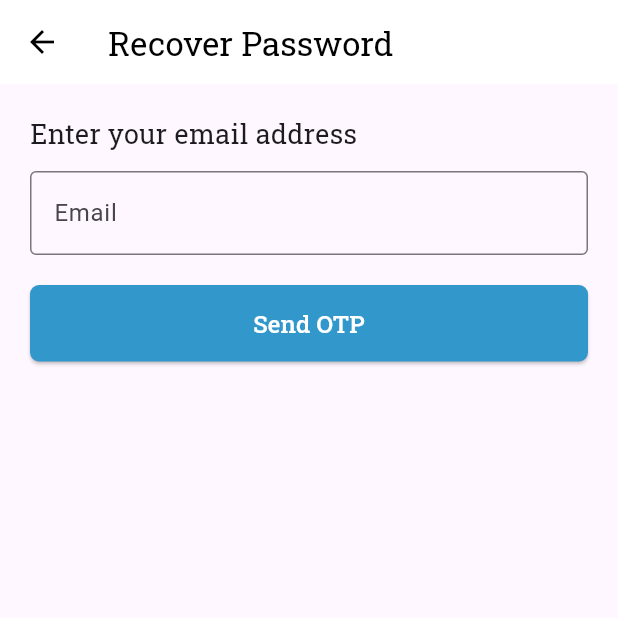
After one commit to userman105/cdl-exam-app-flutter-frontend, a Flutter app: the LoginPage screen opened directly, after a tap on "Forgot password?", on a phone screen of 412 x 824 dp, the top half of it. The commit adds this screen. Run offline on Flutter 3.47's test engine with Material 3 defaults, Android fonts, the phone set to English and light mode, and no system bars; our stand-ins replace awesome_snackbar_content, dio, flutter_bloc, flutter_secure_storage, flutter_svg, google_fonts and 3 more; accounts and stored records are empty; project files that could hold a hidden picture were left out.

Commit message:
Password Recovery Flow

```diff
--- a/lib/blocs/auth_cubit.dart
+++ b/lib/blocs/auth_cubit.dart
@@ -43,6 +43,13 @@ class AuthError extends AuthState {
 
 class AuthGuest extends AuthState {}
 
+class AuthNeedsVerification extends AuthState {
+  final String email;
+  final String password; // add this
+
+  AuthNeedsVerification({required this.email, required this.password});
+}
+
 /// =====================
 /// Auth Cubit
 /// =====================
@@ -53,7 +60,7 @@ class AuthCubit extends Cubit<AuthState> {
   final _storage = const FlutterSecureStorage();
   AuthAuthenticated? _lastAuthenticated;
 
-  /// Unified Dio client
+
   final Dio _dio = Dio(
     BaseOptions(
       baseUrl: "http://10.0.2.2:3333",
@@ -67,16 +74,47 @@ class AuthCubit extends Cubit<AuthState> {
   void continueAsGuest() => emit(AuthGuest());
 
   /// Login
-  Future<void> login(String email, String password) async {
+  Future<void> login({
+    required String email,
+    required String password,
+  }) async {
     emit(AuthLoading());
+
     try {
-      final response = await _dio.post("/login", data: {
+      final response = await _dio.post(
+        "/login",
+        data: {
           "email": email,
           "password": password,
-      });
+        },
+        options: Options(
+          validateStatus: (status) {
+            // Accept 200 and 403 (unverified)
+            return status == 200 || status == 403;
+          },
+        ),
+      );
 
-      final username = response.data["user"]?["userName"] ?? "User";
-      final token = response.data["token"]?["token"];
+      final data = response.data;
+
+      if (response.statusCode == 403) {
+        final errorMsg = (data["error"] ?? data["message"] ?? "").toString().toLowerCase();
+
+        // redirect if the message indicates verification needed
+        if (errorMsg.contains("verify") || errorMsg.contains("unverified")) {
+          emit(AuthNeedsVerification(email: email, password: password));
+          return;
+        }
+
+        // fallback for other 403s
+        emit(AuthError(errorMsg.isNotEmpty ? errorMsg : "Forbidden"));
+        return;
+      }
+
+
+      if (response.statusCode == 200) {
+        final username = data["user"]?["userName"] ?? "User";
+        final token = data["token"]?["token"];
 
         if (token != null) {
           await _storage.write(key: "auth_token", value: token);
@@ -84,26 +122,37 @@ class AuthCubit extends Cubit<AuthState> {
         } else {
           emit(AuthError("Invalid response: token missing"));
         }
+        return;
+      }
+
+      emit(AuthError(data["error"] ?? "Login failed"));
+    } on DioException catch (e) {
+      final msg = e.response?.data?["error"] ?? e.message;
+      emit(AuthError("Login failed: $msg"));
     } catch (e) {
       emit(AuthError("Login exception: $e"));
     }
   }
 
-  /// Common success handler
+
+
+
+
+
   void loginSuccess(String username, String token) {
     final authState = AuthAuthenticated(username: username, token: token);
     _lastAuthenticated = authState;
     emit(authState);
   }
 
-  /// Update local profile photo
+
   void updateProfilePhoto(String filePath) {
     if (state is AuthAuthenticated) {
       emit((state as AuthAuthenticated).copyWith(profilePath: filePath));
     }
   }
 
-  /// Update profile details
+
   Future<void> updateProfile({
     String? userName,
     String? mobileNumber,
@@ -157,13 +206,13 @@ class AuthCubit extends Cubit<AuthState> {
     emit(AuthInitial());
   }
 
-  /// Google login
+
   void googleLogin(String username, String token) {
     emit(AuthLoading());
     loginSuccess(username, token);
   }
 
-  /// Check token
+
   static Future<bool> checkTokenWithBackend(String token) async {
     final dio = Dio(BaseOptions(baseUrl: "http://10.0.2.2:3333"));
     try {
@@ -177,7 +226,7 @@ class AuthCubit extends Cubit<AuthState> {
     }
   }
 
-  /// Register user
+
   Future<Map<String, dynamic>> registerUser({
     required String fName,
     required String lName,
@@ -201,7 +250,7 @@ class AuthCubit extends Cubit<AuthState> {
     }
   }
 
-  /// Verify email
+
   Future<Map<String, dynamic>> verifyEmail({
     required String email,
     required String otp,
@@ -221,7 +270,7 @@ class AuthCubit extends Cubit<AuthState> {
     }
   }
 
-  /// Request OTP (resend or new email)
+
   Future<Map<String, dynamic>> requestOtp({
     required String oldEmail,
     String? newEmail,
@@ -242,7 +291,6 @@ class AuthCubit extends Cubit<AuthState> {
     }
   }
 
-  /// Update email
   Future<Map<String, dynamic>> updateEmail({
     required String oldEmail,
     required String newEmail,
@@ -264,4 +312,70 @@ class AuthCubit extends Cubit<AuthState> {
     }
   }
 
+  ///=============
+  ///password recovery
+  ///=============
+
+  Future<Map<String, dynamic>> requestPasswordReset(String email) async {
+    try {
+      final response = await _dio.post(
+        "/auth/request-password-reset",
+        data: {"email": email},
+      );
+      return {"success": true, "message": response.data["message"]};
+    } on DioException catch (e) {
+      return {
+        "success": false,
+        "error": e.response?.data["error"] ?? "Failed to send OTP",
+      };
+    } catch (e) {
+      return {"success": false, "error": e.toString()};
     }
+  }
+
+  /// Step 2: Verify OTP
+  Future<Map<String, dynamic>> verifyPasswordResetOtp({
+    required String email,
+    required String otp,
+  }) async {
+    try {
+      final response = await _dio.post(
+        "/auth/verify-reset-otp",
+        data: {"email": email, "otp": otp},
+      );
+      return {"success": true, "message": response.data["message"]};
+    } on DioException catch (e) {
+      return {
+        "success": false,
+        "error": e.response?.data["error"] ?? "Invalid OTP",
+      };
+    } catch (e) {
+      return {"success": false, "error": e.toString()};
+    }
+  }
+
+  /// Step 3: Reset Password
+  Future<Map<String, dynamic>> resetPassword({
+    required String email,
+    required String otp,
+    required String newPassword,
+  }) async {
+    try {
+      final response = await _dio.post(
+        "/auth/reset-password",
+        data: {"email": email, "otp": otp, "newPassword": newPassword},
+      );
+      return {"success": true, "message": response.data["message"]};
+    } on DioException catch (e) {
+      return {
+        "success": false,
+        "error": e.response?.data["error"] ?? "Failed to reset password",
+      };
+    } catch (e) {
+      return {"success": false, "error": e.toString()};
+    }
+  }
+
+
+
+}
--- /dev/null
+++ b/lib/password_recovery.dart
@@ -0,0 +1,200 @@
+import 'package:flutter/material.dart';
+import 'package:flutter_bloc/flutter_bloc.dart';
+import 'package:google_fonts/google_fonts.dart';
+import 'blocs/auth_cubit.dart'; // adjust path
+
+/// ================================
+/// Recover Password Screen
+/// ================================
+class RecoverPasswordScreen extends StatefulWidget {
+  const RecoverPasswordScreen({super.key});
+
+  @override
+  State<RecoverPasswordScreen> createState() => _RecoverPasswordScreenState();
+}
+
+class _RecoverPasswordScreenState extends State<RecoverPasswordScreen> {
+  final emailController = TextEditingController();
+  bool _isLoading = false;
+
+  Future<void> _requestOtp() async {
+    final email = emailController.text.trim();
+
+    if (email.isEmpty) {
+      ScaffoldMessenger.of(context).showSnackBar(
+        const SnackBar(content: Text("Please enter your email")),
+      );
+      return;
+    }
+
+    setState(() => _isLoading = true);
+
+    final authCubit = context.read<AuthCubit>();
+    final result = await authCubit.requestPasswordReset(email);
+
+    setState(() => _isLoading = false);
+
+    if (result["success"] == true) {
+      ScaffoldMessenger.of(context).showSnackBar(
+        SnackBar(content: Text("OTP sent to $email")),
+      );
+
+      Navigator.push(
+        context,
+        MaterialPageRoute(
+          builder: (_) => ResetPasswordScreen(email: email),
+        ),
+      );
+    } else {
+      ScaffoldMessenger.of(context).showSnackBar(
+        SnackBar(content: Text(result["error"] ?? "Failed to send OTP")),
+      );
+    }
+  }
+
+  @override
+  Widget build(BuildContext context) {
+    return Scaffold(
+      appBar: AppBar(
+        title: Text("Recover Password", style: GoogleFonts.robotoSlab()),
+        backgroundColor: Colors.white,
+        foregroundColor: Colors.black,
+        elevation: 0,
+      ),
+      body: Padding(
+        padding: const EdgeInsets.all(20),
+        child: Column(
+          crossAxisAlignment: CrossAxisAlignment.stretch,
+          children: [
+            Text("Enter your email address", style: GoogleFonts.robotoSlab(fontSize: 18)),
+            const SizedBox(height: 12),
+            TextField(
+              controller: emailController,
+              keyboardType: TextInputType.emailAddress,
+              decoration: const InputDecoration(
+                border: OutlineInputBorder(),
+                labelText: "Email",
+              ),
+            ),
+            const SizedBox(height: 20),
+            ElevatedButton(
+              onPressed: _isLoading ? null : _requestOtp,
+              style: ElevatedButton.styleFrom(
+                backgroundColor: const Color(0xFF3298CB),
+                foregroundColor: Colors.white,
+                padding: const EdgeInsets.symmetric(vertical: 14),
+                shape: RoundedRectangleBorder(borderRadius: BorderRadius.circular(6)),
+              ),
+              child: _isLoading
+                  ? const CircularProgressIndicator(color: Colors.white)
+                  : Text("Send OTP", style: GoogleFonts.robotoSlab(fontSize: 16)),
+            ),
+          ],
+        ),
+      ),
+    );
+  }
+}
+
+/// ================================
+/// Reset Password Screen
+/// ================================
+class ResetPasswordScreen extends StatefulWidget {
+  final String email;
+
+  const ResetPasswordScreen({super.key, required this.email});
+
+  @override
+  State<ResetPasswordScreen> createState() => _ResetPasswordScreenState();
+}
+
+class _ResetPasswordScreenState extends State<ResetPasswordScreen> {
+  final otpController = TextEditingController();
+  final newPasswordController = TextEditingController();
+  bool _isLoading = false;
+
+  Future<void> _resetPassword() async {
+    final otp = otpController.text.trim();
+    final newPassword = newPasswordController.text.trim();
+
+    if (otp.isEmpty || newPassword.isEmpty) {
+      ScaffoldMessenger.of(context).showSnackBar(
+        const SnackBar(content: Text("Please enter OTP and new password")),
+      );
+      return;
+    }
+
+    setState(() => _isLoading = true);
+
+    final authCubit = context.read<AuthCubit>();
+    final result = await authCubit.resetPassword(
+      email: widget.email,
+      otp: otp,
+      newPassword: newPassword,
+    );
+
+    setState(() => _isLoading = false);
+
+    if (result["success"] == true) {
+      ScaffoldMessenger.of(context).showSnackBar(
+        const SnackBar(content: Text("Password reset successfully!")),
+      );
+      Navigator.pop(context); // go back to login
+    } else {
+      ScaffoldMessenger.of(context).showSnackBar(
+        SnackBar(content: Text(result["error"] ?? "Reset failed")),
+      );
+    }
+  }
+
+  @override
+  Widget build(BuildContext context) {
+    return Scaffold(
+      appBar: AppBar(
+        title: Text("Reset Password", style: GoogleFonts.robotoSlab()),
+        backgroundColor: Colors.white,
+        foregroundColor: Colors.black,
+      ),
+      body: Padding(
+        padding: const EdgeInsets.all(20),
+        child: Column(
+          children: [
+            Text(
+              "Enter the OTP sent to ${widget.email}",
+              style: GoogleFonts.robotoSlab(fontSize: 16),
+            ),
+            const SizedBox(height: 16),
+            TextField(
+              controller: otpController,
+              decoration: const InputDecoration(
+                border: OutlineInputBorder(),
+                labelText: "OTP",
+              ),
+            ),
+            const SizedBox(height: 16),
+            TextField(
+              controller: newPasswordController,
+              obscureText: true,
+              decoration: const InputDecoration(
+                border: OutlineInputBorder(),
+                labelText: "New Password",
+              ),
+            ),
+            const SizedBox(height: 20),
+            ElevatedButton(
+              onPressed: _isLoading ? null : _resetPassword,
+              style: ElevatedButton.styleFrom(
+                backgroundColor: const Color(0xFF3298CB),
+                foregroundColor: Colors.white,
+                padding: const EdgeInsets.symmetric(vertical: 14),
+              ),
+              child: _isLoading
+                  ? const CircularProgressIndicator(color: Colors.white)
+                  : Text("Reset Password", style: GoogleFonts.robotoSlab(fontSize: 16)),
+            ),
+          ],
+        ),
+      ),
+    );
+  }
+}
--- a/lib/signIn_screen.dart
+++ b/lib/signIn_screen.dart
@@ -2,6 +2,7 @@ import 'dart:convert';
 import 'package:flutter_secure_storage/flutter_secure_storage.dart';
 import 'package:cdl_flutter/first_screen.dart';
 import 'package:cdl_flutter/home_screen.dart';
+import 'package:cdl_flutter/verify_otp_screen.dart';
 import 'package:flutter/gestures.dart';
 import 'package:flutter/material.dart';
 import 'package:flutter_bloc/flutter_bloc.dart';
@@ -9,6 +10,7 @@ import 'package:google_fonts/google_fonts.dart';
 import 'package:google_sign_in/google_sign_in.dart';
 import 'package:http/http.dart' as http;
 import '../blocs/auth_cubit.dart';
+import 'password_recovery.dart';
 
 class LoginPage extends StatefulWidget {
   const LoginPage({super.key});
@@ -27,11 +29,11 @@ class _LoginPageState extends State<LoginPage> {
 
   /// Email validation
   bool _validateEmail(String email) {
-    final emailRegex = RegExp(r"^[\w-\.]+@([\w-]+\.)+[\w-]{2,4}$");
+    final emailRegex = RegExp(r"^[\w-.]+@([\w-]+\.)+[\w-]{2,4}$");
     return emailRegex.hasMatch(email);
   }
 
-
+  /// Google Sign-In (unchanged)
   Future<void> _signInWithGoogle(BuildContext context) async {
     try {
       final googleSignIn = GoogleSignIn(scopes: ['email', 'profile']);
@@ -74,9 +76,8 @@ class _LoginPageState extends State<LoginPage> {
     }
   }
 
-
   /// Email/password login
-  void _loginWithBackend(BuildContext context) async {
+  void _loginWithBackend(BuildContext context) {
     final email = emailController.text.trim();
     final password = passwordController.text.trim();
 
@@ -92,37 +93,11 @@ class _LoginPageState extends State<LoginPage> {
       return;
     }
 
-    try {
-      final response = await http.post(
-        Uri.parse("http://10.0.2.2:3333/login"),
-        headers: {"Content-Type": "application/json"},
-        body: jsonEncode({"email": email, "password": password}),
-      );
-
-      if (response.statusCode == 200) {
-        final data = jsonDecode(response.body);
-
-        final username = data["user"]["userName"] ?? "User";
-        final token = data["token"]["token"];
-
-        context.read<AuthCubit>().loginSuccess(username, token);
-
-        Navigator.pushReplacement(
-          context,
-          MaterialPageRoute(builder: (_) => const HomeScreen()),
-        );
-      } else {
-        ScaffoldMessenger.of(context).showSnackBar(
-          SnackBar(content: Text("Login failed: ${response.body}")),
+    context.read<AuthCubit>().login(
+      email: emailController.text.trim(),
+      password: passwordController.text.trim(),
     );
   }
-    } catch (e) {
-      ScaffoldMessenger.of(context).showSnackBar(
-        SnackBar(content: Text("Error: $e")),
-      );
-    }
-  }
-
 
   @override
   Widget build(BuildContext context) {
@@ -134,7 +109,6 @@ class _LoginPageState extends State<LoginPage> {
       body: BlocListener<AuthCubit, AuthState>(
         listener: (context, state) async {
           if (state is AuthAuthenticated) {
-
             const storage = FlutterSecureStorage();
             if (_rememberMe) {
               await storage.write(key: "auth_token", value: state.token);
@@ -145,6 +119,18 @@ class _LoginPageState extends State<LoginPage> {
               context,
               MaterialPageRoute(builder: (_) => const HomeScreen()),
             );
+          } else if (state is AuthNeedsVerification) {
+            WidgetsBinding.instance.addPostFrameCallback((_) {
+              Navigator.pushReplacement(
+                context,
+                MaterialPageRoute(
+                  builder: (_) => VerifyOtpScreen(
+                    email: state.email,
+                    password: state.password,
+                  ),
+                ),
+              );
+            });
           } else if (state is AuthError) {
             ScaffoldMessenger.of(context).showSnackBar(
               SnackBar(content: Text(state.message)),
@@ -273,9 +259,10 @@ class _LoginPageState extends State<LoginPage> {
               ),
               const SizedBox(height: 16),
 
-              // Sign up link
-              Center(
-                child: RichText(
+              // Sign up + Forgot password stacked center
+              Column(
+                children: [
+                  RichText(
                     text: TextSpan(
                       text: "Don't have an account? ",
                       style: GoogleFonts.robotoSlab(
@@ -295,13 +282,34 @@ class _LoginPageState extends State<LoginPage> {
                               Navigator.push(
                                 context,
                                 MaterialPageRoute(
-                                  builder: (_) => const SplashScreen()),
+                                  builder: (_) => const SplashScreen(),
+                                ),
                               );
                             },
                         ),
                       ],
                     ),
                   ),
+                  const SizedBox(height: 8),
+                  TextButton(
+                    onPressed: () {
+                      Navigator.push(
+                        context,
+                        MaterialPageRoute(
+                          builder: (_) => const RecoverPasswordScreen(),
+                        ),
+                      );
+                    },
+                    child: Text(
+                      "Forgot password?",
+                      style: GoogleFonts.robotoSlab(
+                        fontSize: 14,
+                        color: const Color(0xFF3298CB),
+                        decoration: TextDecoration.underline,
+                      ),
+                    ),
+                  ),
+                ],
               ),
             ],
           ),
--- a/lib/verify_otp_screen.dart
+++ b/lib/verify_otp_screen.dart
@@ -9,7 +9,11 @@ class VerifyOtpScreen extends StatefulWidget {
   final String email;
   final String password;
 
-  const VerifyOtpScreen({super.key, required this.email, required this.password});
+  const VerifyOtpScreen({
+    super.key,
+    required this.email,
+    required this.password,
+  });
 
   @override
   State<VerifyOtpScreen> createState() => _VerifyOtpScreenState();
@@ -27,9 +31,19 @@ class _VerifyOtpScreenState extends State<VerifyOtpScreen> {
   void initState() {
     super.initState();
     currentEmail = widget.email;
-    _sendOtp(); // send automatically on entry
+
+
+    WidgetsBinding.instance.addPostFrameCallback((_) {
+      _sendOtp();
+    });
   }
 
+  @override
+  void dispose() {
+    _timer?.cancel();
+    otpController.dispose();
+    super.dispose();
+  }
 
   void _startTimer() {
     _timer?.cancel();
@@ -52,23 +66,27 @@ class _VerifyOtpScreenState extends State<VerifyOtpScreen> {
     final authCubit = context.read<AuthCubit>();
     final messenger = ScaffoldMessenger.of(context);
 
+    print("📨 Sending OTP request for $currentEmail...");
 
     _startTimer();
 
-    final result = await authCubit.requestOtp(newEmail: currentEmail, oldEmail: '');
+    final result = await authCubit.requestOtp(
+      oldEmail: currentEmail,
+      newEmail: null,
+    );
+
+    print("OTP response: $result");
+
     if (!mounted) return;
 
     if (result["success"] == true) {
       messenger.showSnackBar(
         SnackBar(content: Text("OTP sent to $currentEmail")),
       );
-
     } else {
       messenger.showSnackBar(
         SnackBar(content: Text(result["error"] ?? "Failed to send OTP")),
       );
-
-      _timer?.cancel();
       setState(() => _canResend = true);
     }
   }
@@ -113,7 +131,6 @@ class _VerifyOtpScreenState extends State<VerifyOtpScreen> {
           const SnackBar(content: Text("Email updated. Sending new OTP...")),
         );
 
-        //
         await _sendOtp();
       } else {
         ScaffoldMessenger.of(context).showSnackBar(
@@ -121,15 +138,6 @@ class _VerifyOtpScreenState extends State<VerifyOtpScreen> {
         );
       }
     }
-  }
-
-
-
-  @override
-  void dispose() {
-    _timer?.cancel();
-    otpController.dispose();
-    super.dispose();
   }
 
   @override
@@ -190,11 +198,11 @@ class _VerifyOtpScreenState extends State<VerifyOtpScreen> {
               Row(
                 mainAxisAlignment: MainAxisAlignment.spaceBetween,
                 children: [
-                  // Resend Code Button
                   TextButton(
                     onPressed: _canResend ? _sendOtp : null,
                     style: TextButton.styleFrom(
-                      foregroundColor: _canResend ? const Color(0xFF3298CB) : Colors.grey,
+                      foregroundColor:
+                      _canResend ? const Color(0xFF3298CB) : Colors.grey,
                     ),
                     child: Text(
                       _canResend
@@ -206,8 +214,6 @@ class _VerifyOtpScreenState extends State<VerifyOtpScreen> {
                       ),
                     ),
                   ),
-
-
                   TextButton(
                     onPressed: _changeEmail,
                     style: TextButton.styleFrom(
@@ -254,7 +260,11 @@ class _VerifyOtpScreenState extends State<VerifyOtpScreen> {
                             content: Text("Email verified! Logging you in...")),
                       );
 
-                      await authCubit.login(currentEmail, widget.password);
+                      await authCubit.login(
+                        email: currentEmail,
+                        password: widget.password,
+                      );
+
                       if (!mounted) return;
 
                       nav.pushAndRemoveUntil(
@@ -264,8 +274,9 @@ class _VerifyOtpScreenState extends State<VerifyOtpScreen> {
                     } else {
                       messenger.showSnackBar(
                         SnackBar(
-                          content: Text(result["error"] ??
-                              "Invalid OTP, please try again"),
+                          content: Text(
+                            result["error"] ?? "Invalid OTP, please try again",
+                          ),
                         ),
                       );
                     }
```
Lines whose indentation alone changed are shown as unchanged.
